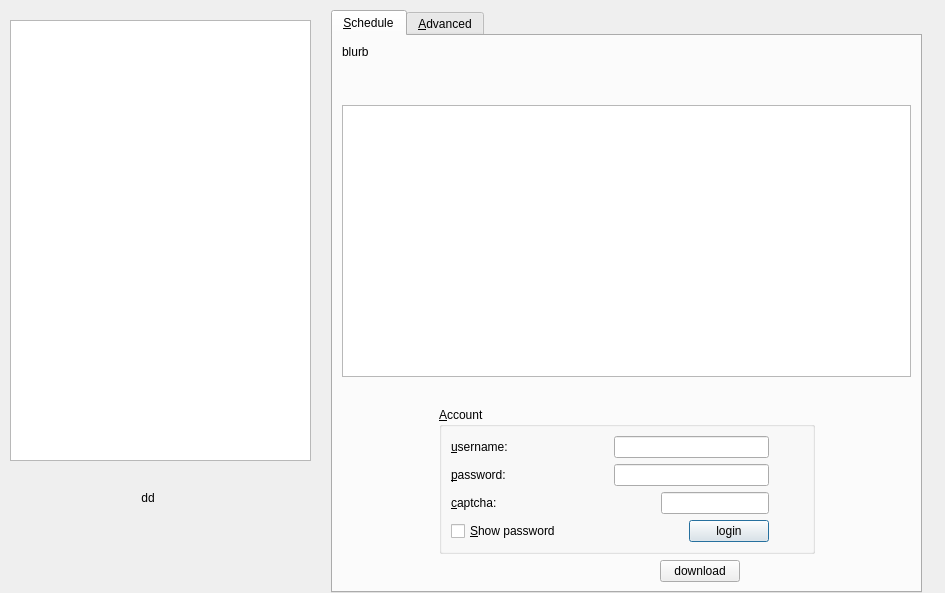
knarfeh/zhihu2ebook, file src/gui/dialogs/download.ui: the form before one commit.
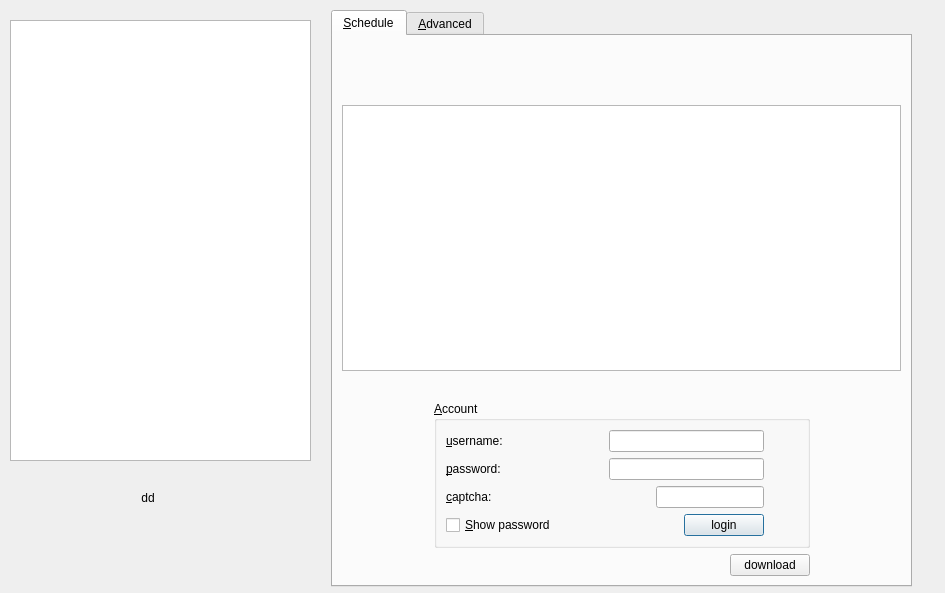
The form after the commit.

Diff of the .ui file:
```diff
--- a/src/gui/dialogs/download.ui
+++ b/src/gui/dialogs/download.ui
@@ -49,8 +49,8 @@
     <rect>
      <x>331</x>
      <y>10</y>
-     <width>591</width>
-     <height>583</height>
+     <width>581</width>
+     <height>577</height>
     </rect>
    </property>
    <property name="currentIndex">
@@ -64,7 +64,7 @@
      <item>
       <widget class="QLabel" name="blurb">
        <property name="text">
-        <string>blurb</string>
+        <string/>
        </property>
        <property name="wordWrap">
         <bool>true</bool>
@@ -309,7 +309,7 @@
          </property>
          <property name="sizeHint" stdset="0">
           <size>
-           <width>318</width>
+           <width>388</width>
            <height>20</height>
           </size>
          </property>
@@ -329,7 +329,7 @@
          </property>
          <property name="sizeHint" stdset="0">
           <size>
-           <width>88</width>
+           <width>28</width>
            <height>20</height>
           </size>
          </property>
```
Left out of the diff: 2 changed lines with no effect on the pictures.
